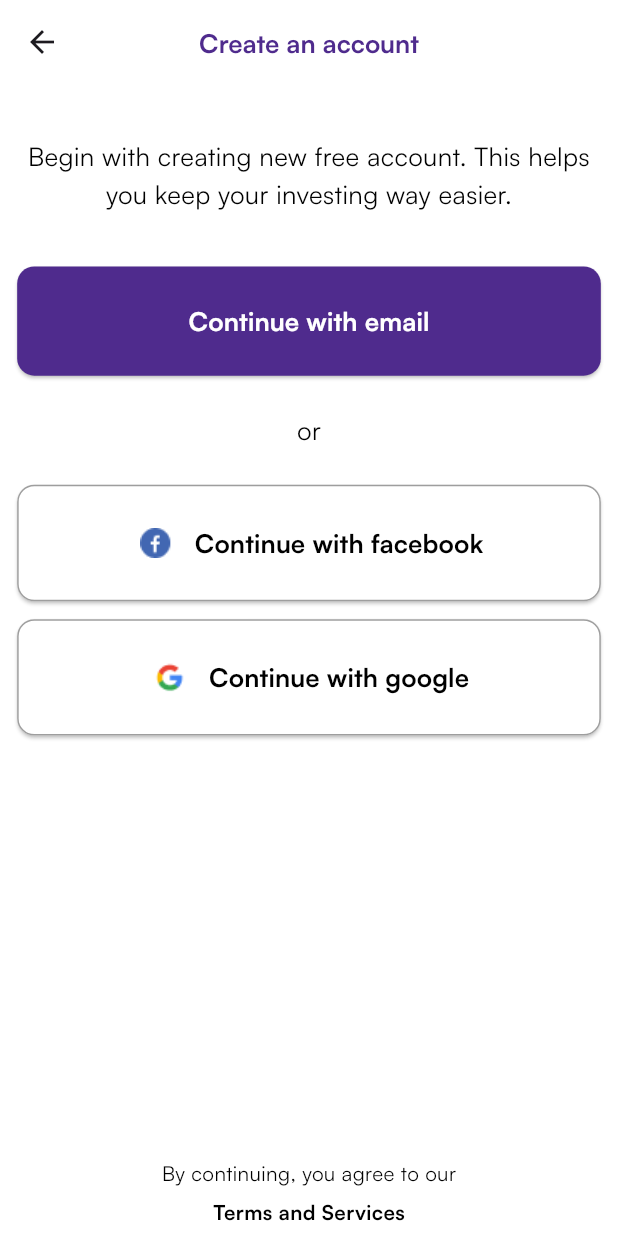
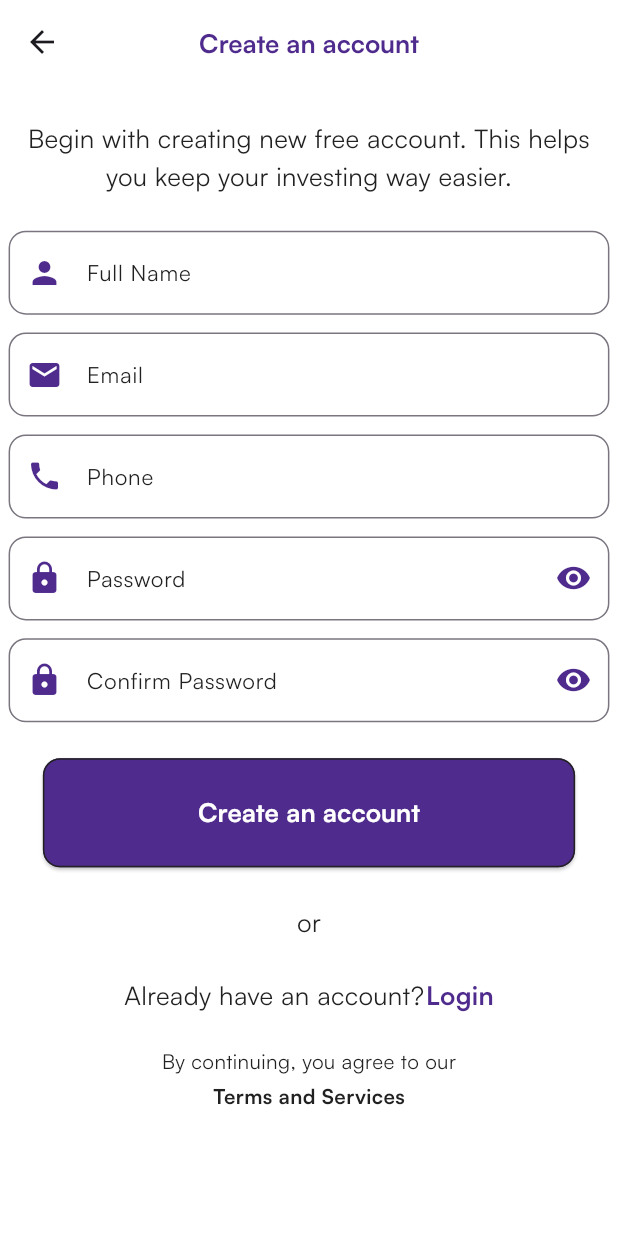
Before and after one commit to KhalidEl-MariAa/Investment, a Flutter app: the RegistrationScreen screen opened directly, on a phone screen of 412 x 824 dp. Run offline on Flutter 3.47's test engine with Material 3 defaults, Android fonts, the phone set to English and light mode, and no system bars; our stand-ins replace flutter_screenutil.

Commit message:
register screen ui

```diff
--- /dev/null
+++ b/devtools_options.yaml
@@ -0,0 +1,3 @@
+description: This file stores settings for Dart & Flutter DevTools.
+documentation: https://docs.flutter.dev/tools/devtools/extensions#configure-extension-enablement-states
+extensions:
--- a/lib/core/utils/colors.dart
+++ b/lib/core/utils/colors.dart
@@ -5,7 +5,7 @@ class AppColors {
   static const Color secondaryColor = Color(0xFF2196F3); // Blue
   static const Color accentColor = Color(0xFFFFC107); // Amber
   static const Color whiteColor = Colors.white; // Light Gray
-  static const Color textColor = Color(0xFF212121); // Dark Gray
+  static const Color black = Color(0xFF212121); // Dark Gray
   static const Color errorColor = Color(0xFFF44336); // Red
   static const Color successColor = Color(0xFF4CAF50); // Green
 }
--- /dev/null
+++ b/lib/core/utils/screen_names.dart
@@ -0,0 +1,13 @@
+class ScreenNames {
+  static const String splash = '/splash';
+  static const String welcome = '/welcome';
+  static const String login = '/login';
+  static const String register = '/register';
+  static const String home = '/home';
+  static const String profile = '/profile';
+  static const String settings = '/settings';
+  static const String about = '/about';
+  static const String contactUs = '/contactUs';
+  static const String termsAndConditions = '/termsAndConditions';
+  static const String privacyPolicy = '/privacyPolicy';
+}
--- a/lib/features/register_screen/presentation/view/registration_screen.dart
+++ b/lib/features/register_screen/presentation/view/registration_screen.dart
@@ -3,6 +3,8 @@ import 'package:flutter_screenutil/flutter_screenutil.dart';
 import 'package:investment/core/styles/styles.dart';
 import 'package:investment/core/utils/colors.dart';
 import 'package:investment/features/register_screen/presentation/view/widgets/custom_elevatedbutton.dart';
+import 'package:investment/features/register_screen/presentation/view/widgets/custom_textfield.dart';
+import 'package:investment/features/register_screen/presentation/view/widgets/password_textfield.dart';
 
 class RegistrationScreen extends StatelessWidget {
   const RegistrationScreen({super.key});
@@ -22,105 +24,89 @@ class RegistrationScreen extends StatelessWidget {
           ),
           centerTitle: true,
         ),
-        body: Padding(
-          padding: EdgeInsets.symmetric(horizontal: 10.w),
+        body: SingleChildScrollView(
+          child: Padding(
+            padding:  EdgeInsets.symmetric(horizontal: 5.w),
             child: Column(
               children: [
                 Padding(
-                padding: EdgeInsets.symmetric(vertical: 30.h),
+                  padding:  EdgeInsets.symmetric(vertical: 20.h),
                   child: Text(
                       'Begin with creating new free account. This helps you keep your investing way easier.',
                       textAlign: TextAlign.center,
-                  style: Styles.santosh15W400.copyWith(color: Colors.black),
+                      style: Styles.santosh15W400.copyWith(color: AppColors.black),
                     ),
                 ),
-              SizedBox(
-                width: 1.sw,
-                child: ElevatedButton(
-                  onPressed: () {},
-                  style: ElevatedButton.styleFrom(
-                    padding: EdgeInsets.symmetric(vertical: 20.h),
-                    backgroundColor: AppColors.primaryColor,
-                    shape: RoundedRectangleBorder(
-                      borderRadius: BorderRadius.circular(10.r),
-                    ),
-                  ),
-                  child: Text(
-                    'Continue with email',
-                    style: Styles.santosh15W700,
-                  ),
+               CustomTextfield(hintText: 'Full Name', icon: Icons.person),
+                SizedBox(height: 10.h),
+                CustomTextfield(hintText: 'Email', icon: Icons.email),
+                SizedBox(height: 10.h),
+                 CustomTextfield(hintText: 'Phone', icon: Icons.phone),
+                SizedBox(height: 10.h),
+                PasswordTextfield(hintText: 'Password', icon: Icons.lock,seePassAdvices: true,),
+                SizedBox(height: 10.h),
+                PasswordTextfield(hintText: 'Confirm Password', icon: Icons.lock,seePassAdvices: false,),
+                SizedBox(height: 20.h),
+                Padding(
+                  padding: EdgeInsets.symmetric(horizontal: 20.w),
+                  child: SizedBox(
+                    width: double.infinity,
+                    child: CustomElevatedbutton(backgroundColor: AppColors.primaryColor, borderColor:AppColors.black, child: Text('Create an account',style: Styles.santosh15W700,) )
                   ),
                 ),
                 Padding(
                   padding: EdgeInsets.symmetric(vertical: 20.h),
                   child: Text(
                     'or',
-                  style: Styles.santosh15W400.copyWith(color: Colors.black),
+                    style: Styles.santosh15W400.copyWith(color: AppColors.black),
                   ),
                 ),
-              CustomElevatedbutton(
 
+                Padding(
+              padding:  EdgeInsets.only(bottom: 15.h),
               child: Row(
                 mainAxisAlignment: MainAxisAlignment.center,
                 children: [
-                    Image.asset(
-                      'assets/images/Facebook.png',
-                      width: 25.w,
-                      height: 25.h,
-                    ),
-                    SizedBox(width: 10.w),
-                    Text(
-                      'Continue with facebook',
-                      style: Styles.santosh15W700.copyWith(color: Colors.black),
-                    ),
-                  ],
-                ),
-                backgroundColor: Colors.transparent,
-                borderColor: Colors.grey,
-
-              ),
-              Padding(
-                padding: EdgeInsets.symmetric(vertical: 10.h),
-                child: CustomElevatedbutton(child: Row(
-                    mainAxisAlignment: MainAxisAlignment.center,
-                    children: [
-                      Image.asset(
-                        'assets/images/Google.png',
-                        width: 25.w,
-                        height: 25.h,
-                      ),
-                      SizedBox(width: 10.w),
-                      Text(
-                        'Continue with google',
-                        style: Styles.santosh15W700.copyWith(
-                          color: Colors.black,
+                  Text('Already have an account?',
+                    style: Styles.santosh15W400.copyWith(
+                      color: AppColors.black,
                     ),
                   ),
-                    ],
-                  ), backgroundColor: Colors.transparent, borderColor: Colors.grey)
-              ),
-              Spacer(),
-              SizedBox(height: 20.h),
-              Text(
-                'By continuing, you agree to our',
-                style: Styles.santosh15W400.copyWith(
-                  color: Colors.black,
-                  fontSize: 12.sp,
-                ),
-              ),
-              Padding(
-                padding: EdgeInsets.symmetric(vertical: 5.h),
-                child: Text(
-                  'Terms and Services',
+                  SizedBox(width: 1.w,),
+                 Text('Login',
                     style: Styles.santosh15W700.copyWith(
-                    color: Colors.black,
-                    fontSize: 12.sp,
-                  ),
+                      color: AppColors.primaryColor,
                     ),
                   ),
                 ],
               ),
             ),
+            // Spacer(),
+            SizedBox(height: 3.h,),
+                // SizedBox(height: 20.h),
+                Text(
+                  'By continuing, you agree to our',
+                  style: Styles.santosh15W400.copyWith(
+                    color: AppColors.black,
+                    fontSize: 12.sp,
+                  ),
+                ),
+                Padding(
+                  padding: EdgeInsets.symmetric(vertical: 3.h),
+                  child: Text(
+                    'Terms and Services',
+                    style: Styles.santosh15W700.copyWith(
+                      color: AppColors.black,
+                      fontSize: 12.sp,
+                    ),
+                  ),
+                ),
+
+              ],
+            ),
+          ),
+        ),
+
       ),
     );
   }
--- a/lib/features/register_screen/presentation/view/widgets/custom_elevatedbutton.dart
+++ b/lib/features/register_screen/presentation/view/widgets/custom_elevatedbutton.dart
@@ -18,7 +18,7 @@ class CustomElevatedbutton extends StatelessWidget {
     return  ElevatedButton(
               style: ElevatedButton.styleFrom(
                 padding: EdgeInsets.symmetric(vertical:paddingVertical?? 20.h,horizontal: paddingHorizontal??0),
-                backgroundColor: AppColors.whiteColor,
+                backgroundColor:backgroundColor,
                 shape: RoundedRectangleBorder(
                   borderRadius: BorderRadius.circular(borderRadius??10.r),
                   side: BorderSide(color: borderColor),
--- /dev/null
+++ b/lib/features/register_screen/presentation/view/widgets/custom_textfield.dart
@@ -0,0 +1,25 @@
+import 'package:flutter/material.dart';
+import 'package:flutter_screenutil/flutter_screenutil.dart';
+import 'package:investment/core/styles/styles.dart';
+import 'package:investment/core/utils/colors.dart';
+
+class CustomTextfield extends StatelessWidget {
+  const CustomTextfield({super.key, required this.hintText, required this.icon});
+  final String hintText;
+  final IconData icon;
+
+  @override
+  Widget build(BuildContext context) {
+    return    TextFormField(
+                decoration: InputDecoration(
+                  hintText:hintText,
+                  hintStyle: Styles.santosh15W400.copyWith(color: AppColors.black,fontSize: 13.sp),
+                  prefixIcon: Icon(icon, color: AppColors.primaryColor),
+                  border: OutlineInputBorder(
+                    borderRadius: BorderRadius.circular(10.r),
+                    borderSide: BorderSide(color: AppColors.primaryColor),
+                  ),
+                ),
+              );
+  }
+}
--- /dev/null
+++ b/lib/features/register_screen/presentation/view/widgets/password_textfield.dart
@@ -0,0 +1,73 @@
+import 'package:flutter/material.dart';
+import 'package:flutter_screenutil/flutter_screenutil.dart';
+import 'package:investment/core/styles/styles.dart';
+import 'package:investment/core/utils/colors.dart';
+
+class PasswordTextfield extends StatefulWidget {
+  const PasswordTextfield({super.key, required this.hintText, required this.icon, required this.seePassAdvices});
+  final String hintText;
+  final IconData icon;
+  final bool seePassAdvices;
+
+
+  @override
+  State<PasswordTextfield> createState() => _PasswordTextfieldState();
+}
+bool isObscured = true;
+bool isfocused = false;
+class _PasswordTextfieldState extends State<PasswordTextfield> {
+  @override
+  Widget build(BuildContext context) {
+    return Column(
+      children: [
+        TextFormField(
+          onEditingComplete: () {
+            if(widget.seePassAdvices){
+              setState(() {
+                isfocused = false;
+              });
+            }
+          },
+          onTap: () {
+            if(widget.seePassAdvices){
+              setState(() {
+                isfocused = true;
+              });
+            }
+
+          },
+          obscureText: isObscured,
+                    decoration: InputDecoration(
+                      hintText:widget.hintText,
+                      hintStyle: Styles.santosh15W400.copyWith(color: AppColors.black,fontSize: 13.sp),
+                      prefixIcon: Icon(widget.icon, color: AppColors.primaryColor),
+                      suffixIcon: IconButton(
+                        icon: Icon(
+                          isObscured ? Icons.visibility : Icons.visibility_off,
+                          color: AppColors.primaryColor,
+                        ),
+                        onPressed: () {
+                          setState(() {
+                            isObscured = !isObscured;
+                          });
+                        },
+                      ),
+                      border: OutlineInputBorder(
+                        borderRadius: BorderRadius.circular(10.r),
+                        borderSide: BorderSide(color: AppColors.primaryColor),
+                      ),
+                    ),
+                  ),
+        widget.seePassAdvices && isfocused
+                  ? Padding(
+                    padding: EdgeInsets.only(top: 5.h),
+                    child: Text(
+                      'At least 8 characters long, at least one uppercase letter, one lowercase letter, one number, and one special character.',
+                      style: Styles.santosh15W400.copyWith(color: AppColors.primaryColor,fontSize: 10.sp),
+                    ),
+                  )
+                  : const SizedBox(),
+      ],
+    );
+  }
+}
--- a/pubspec.yaml
+++ b/pubspec.yaml
@@ -35,6 +35,7 @@ dependencies:
   # Use with the CupertinoIcons class for iOS style icons.
   cupertino_icons: ^1.0.8
   flutter_screenutil: ^5.9.3
+  flutter_bloc: ^9.1.1
 
 dev_dependencies:
   flutter_test:
```
Also changed, not shown: pubspec.lock. Lines whose indentation alone changed are shown as unchanged.
